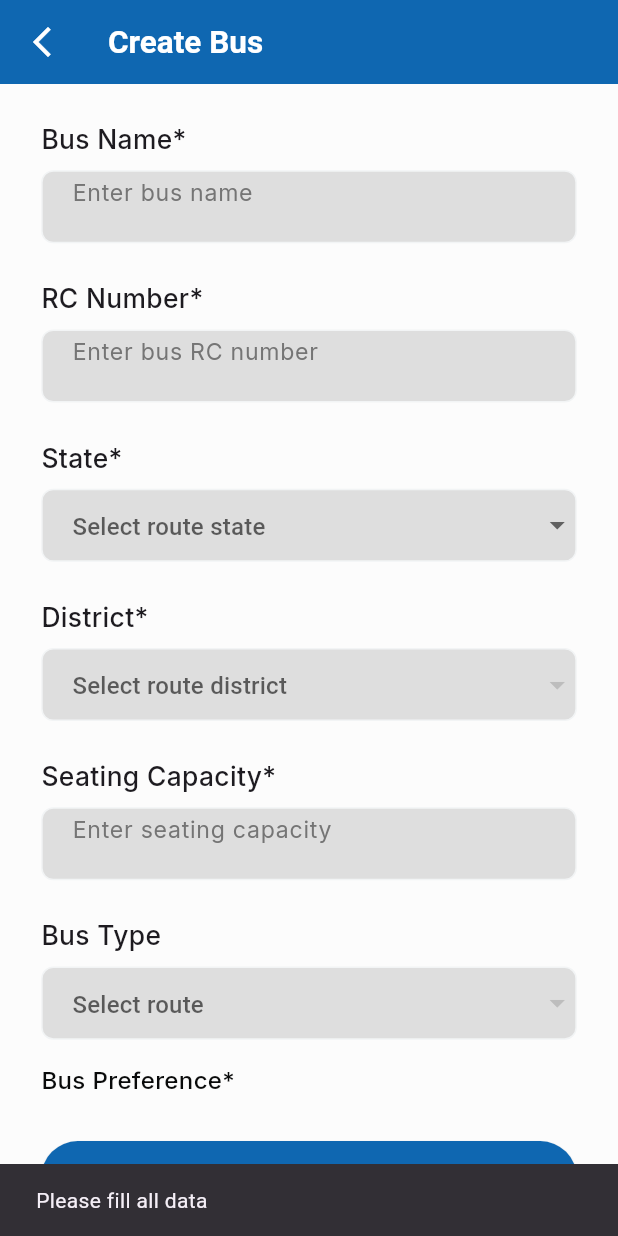
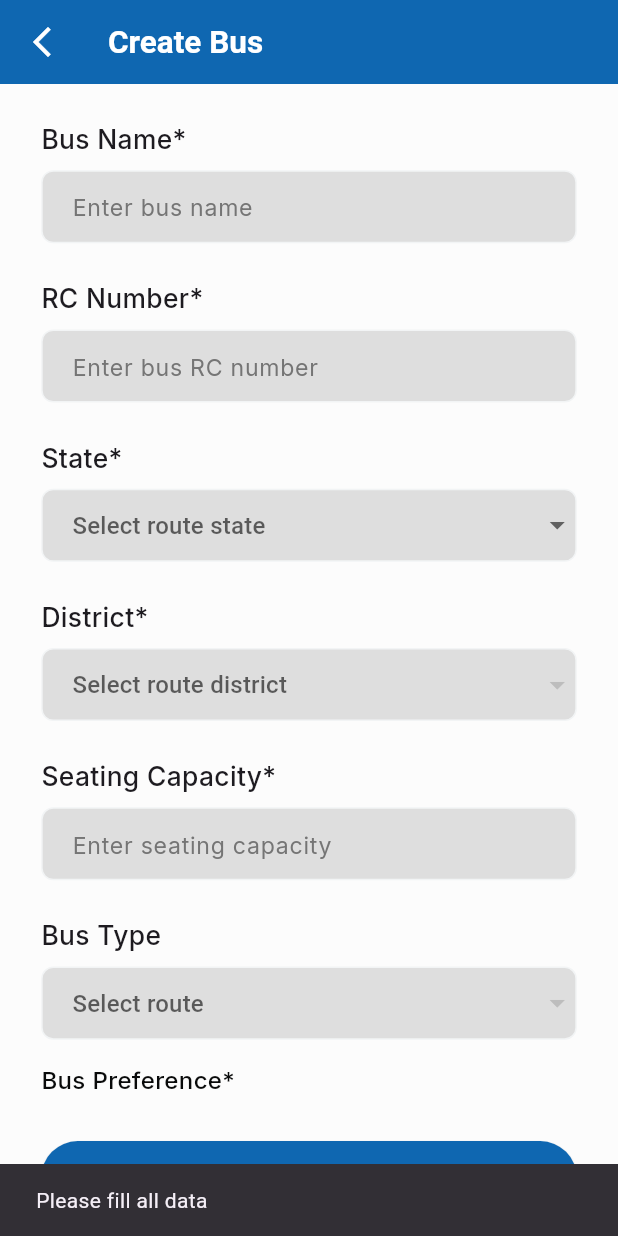
Before and after one commit to Sabari-nath-p/buspay_owner, a Flutter app: the CreateBusScreen screen opened directly, after a tap on "Create Bus", on a phone screen of 412 x 824 dp. Run offline on Flutter 3.47's test engine with Material 3 defaults, Android fonts, the phone set to English and light mode, and no system bars; our stand-ins replace dots_indicator, fl_chart, flutter_screenutil, get, google_fonts, shared_preferences; accounts and stored records are empty; network calls fail; Roboto replaces fonts that are missing (Poppins).

Commit message:
drop down fixed

```diff
--- a/lib/Screens/BusManagerScreen/CreateBusScreen.dart
+++ b/lib/Screens/BusManagerScreen/CreateBusScreen.dart
@@ -3,6 +3,7 @@ import 'package:buspay_owner/Screens/BusManagerScreen/CreateBusController.dart';
 import 'package:buspay_owner/main.dart';
 import 'package:flutter/material.dart';
 import 'package:flutter_screenutil/flutter_screenutil.dart';
+import 'package:get/get_state_manager/get_state_manager.dart';
 import 'package:google_fonts/google_fonts.dart';
 import 'package:http/http.dart' as http;
 import 'package:buspay_owner/Screens/BusManagerScreen/BusManagerScreen.dart';
@@ -16,17 +17,18 @@ class CreateBusScreen extends StatefulWidget {
 }
 
 class _CreateBusScreenState extends State<CreateBusScreen> {
-  String? selectedDistrict;
+  int? selectedDistrict;
   String? selectedState;
-  String? selectedBusType;
+  int? selectedBusType;
   final List<String> states = ['Kerala'];
-  final Set<String> selectedPreferences = {};
-  List<String> districts = [];
-  List<String> busTypes = [];
-  List<String> preferences = [];
+  List selectedPreferences = [];
+  List districts = [];
+  List busTypes = [];
+  List preferences = [];
   final TextEditingController busNameController = TextEditingController();
   final TextEditingController rcNumberController = TextEditingController();
-  final TextEditingController seatingCapacityController = TextEditingController();
+  final TextEditingController seatingCapacityController =
+      TextEditingController();
 
   @override
   void initState() {
@@ -37,10 +39,10 @@ class _CreateBusScreenState extends State<CreateBusScreen> {
   }
 
   Future<void> fetchDistricts() async {
-    final response = await http.get(Uri.parse(baseUrl +'/v1/districts'));
+    final response = await http.get(Uri.parse(baseUrl + '/v1/districts'));
     if (response.statusCode == 200) {
       setState(() {
-        districts = List<String>.from(json.decode(response.body)['data'].map((district) => district['name']));
+        districts = json.decode(response.body)['data'];
       });
     } else {
       throw Exception('Failed to load districts');
@@ -48,10 +50,11 @@ class _CreateBusScreenState extends State<CreateBusScreen> {
   }
 
   Future<void> fetchBusTypes() async {
-    final response = await http.get(Uri.parse('http://api.buspay.co/v1/bus-type'));
+    final response =
+        await http.get(Uri.parse('http://api.buspay.co/v1/bus-type'));
     if (response.statusCode == 200) {
       setState(() {
-        busTypes = List<String>.from(json.decode(response.body)['data'].map((busTypes) => busTypes['type']));
+        busTypes = json.decode(response.body)['data'];
       });
     } else {
       throw Exception('Failed to load bus types');
@@ -59,17 +62,18 @@ class _CreateBusScreenState extends State<CreateBusScreen> {
   }
 
   Future<void> fetchBusPreferences() async {
-    final response = await http.get(Uri.parse('http://api.buspay.co/v1/preference'));
+    final response =
+        await http.get(Uri.parse('http://api.buspay.co/v1/preference'));
     if (response.statusCode == 200) {
       setState(() {
-        preferences = List<String>.from(json.decode(response.body)['data'].map((pref) => pref['name']));
+        preferences = json.decode(response.body)['data'];
       });
     } else {
       throw Exception('Failed to load bus preferences');
     }
   }
 
-  void toggleBusPreference(String preference) {
+  void toggleBusPreference(preference) {
     setState(() {
       if (selectedPreferences.contains(preference)) {
         selectedPreferences.remove(preference);
@@ -86,49 +90,45 @@ class _CreateBusScreenState extends State<CreateBusScreen> {
         selectedState == null ||
         selectedDistrict == null ||
         selectedBusType == null) {
-
       ScaffoldMessenger.of(context).showSnackBar(
         const SnackBar(content: Text('Please fill all data')),
-
       );
       return;
-
     }
     SharedPreferences pref = await SharedPreferences.getInstance();
     String token = pref.getString("accessToken").toString();
     final busData = {
-      'bus_name': busNameController.text,
-      'rc_number': rcNumberController.text,
-      'seating_capacity': seatingCapacityController.text,
-      'state': selectedState,
-      'district': selectedDistrict,
-      'bus_type': selectedBusType,
-      'preferences': selectedPreferences.toList(),
+      'name': busNameController.text,
+      'bus_no': rcNumberController.text,
+      'no_of_seats': int.parse(seatingCapacityController.text),
+      // 'state': selectedState,
+      'district_id': selectedDistrict,
+      'bus_type_id': selectedBusType,
+      'prefernce_ids': selectedPreferences.map((value) => value["id"]).toList(),
     };
 
     final response = await http.post(
-      Uri.parse(baseUrl+'/v1/bus'),
+      Uri.parse(baseUrl + '/v1/bus'),
       headers: <String, String>{
         'Content-Type': 'application/json',
+        'Accept': "application/json",
         'Authorization': 'Bearer $token'
       },
       body: json.encode(busData),
     );
     print(busData);
-    if (response.statusCode == 200) {
-
-      Navigator.push(
+    if (response.statusCode == 201) {
+      Navigator.pop(
         context,
-        MaterialPageRoute(builder: (context) => const BusManagerScreen()),
       );
     } else {
       print(response.body);
       ScaffoldMessenger.of(context).showSnackBar(
-        const SnackBar(content: Text('Failed to create bus. Please try again.')),
+        const SnackBar(
+            content: Text('Failed to create bus. Please try again.')),
       );
     }
   }
-
 
   Widget buildTextField({
     required String labelText,
@@ -141,12 +141,14 @@ class _CreateBusScreenState extends State<CreateBusScreen> {
         SizedBox(height: 8.h),
         Text(
           labelText,
-          style: GoogleFonts.inter(fontSize: 16.sp, fontWeight: FontWeight.w500),
+          style:
+              GoogleFonts.inter(fontSize: 16.sp, fontWeight: FontWeight.w500),
         ),
         SizedBox(height: 8.h),
         Container(
           height: 48.h,
           width: 327.w,
+          alignment: Alignment.center,
           decoration: BoxDecoration(
             color: const Color.fromARGB(255, 222, 222, 222),
             borderRadius: BorderRadius.circular(8),
@@ -154,8 +156,11 @@ class _CreateBusScreenState extends State<CreateBusScreen> {
           ),
           child: TextField(
             controller: controller,
+            textAlignVertical: TextAlignVertical.center,
+            textAlign: TextAlign.start,
             decoration: InputDecoration(
               isDense: true,
+              isCollapsed: true,
               border: InputBorder.none,
               contentPadding: EdgeInsets.symmetric(horizontal: 18.w),
               hintText: hintText,
@@ -176,33 +181,38 @@ class _CreateBusScreenState extends State<CreateBusScreen> {
     );
   }
 
-  Widget buildDropdown({
-    required String labelText,
+  Widget buildDropdown(
+      {required String labelText,
       required String hintText,
-    String? value,
-    required List<String> items,
-    required Function(String?) onChanged,
-  }) {
+      var value,
+      required List items,
+      required Function(dynamic) onChanged,
+      String fieldName = "",
+      String keyId = ""}) {
     return Column(
       crossAxisAlignment: CrossAxisAlignment.start,
       children: [
         SizedBox(height: 8.h),
         Text(
           labelText,
-          style: GoogleFonts.inter(fontSize: 16.sp, fontWeight: FontWeight.w500),
+          style:
+              GoogleFonts.inter(fontSize: 16.sp, fontWeight: FontWeight.w500),
         ),
         SizedBox(height: 8.h),
         Container(
           height: 48.h,
           width: 327.w,
+          alignment: Alignment.center,
           decoration: BoxDecoration(
             color: const Color.fromARGB(255, 222, 222, 222),
             borderRadius: BorderRadius.circular(8),
             border: Border.all(color: const Color.fromRGBO(242, 244, 245, 1)),
           ),
-          child: DropdownButtonFormField<String>(
+          child: DropdownButtonFormField<dynamic>(
             value: value,
             decoration: InputDecoration(
+              isCollapsed: true,
+              isDense: true,
               contentPadding: EdgeInsets.symmetric(horizontal: 18.w),
               border: InputBorder.none,
               hintText: hintText,
@@ -211,13 +221,13 @@ class _CreateBusScreenState extends State<CreateBusScreen> {
                 fontSize: 14.sp,
               ),
             ),
-            items: items.map((String item) {
-              return DropdownMenuItem<String>(
-                value: item,
+            items: items.map((item) {
+              return DropdownMenuItem(
+                value: (keyId == "") ? item : item[keyId],
                 child: Padding(
                   padding: EdgeInsets.symmetric(horizontal: 18.w),
                   child: Text(
-                    item,
+                    (fieldName == "") ? item : item[fieldName],
                     style: GoogleFonts.inter(
                       fontSize: 16.sp,
                       fontWeight: FontWeight.w400,
@@ -250,7 +260,8 @@ class _CreateBusScreenState extends State<CreateBusScreen> {
           ),
         ),
         leading: IconButton(
-          icon: const Icon(Icons.arrow_back_ios_new_outlined, color: Colors.white),
+          icon: const Icon(Icons.arrow_back_ios_new_outlined,
+              color: Colors.white),
           onPressed: () {
             Navigator.pop(context);
           },
@@ -288,6 +299,8 @@ class _CreateBusScreenState extends State<CreateBusScreen> {
                 hintText: 'Select route district',
                 value: selectedDistrict,
                 items: districts,
+                fieldName: 'name',
+                keyId: 'id',
                 onChanged: (newValue) {
                   setState(() {
                     selectedDistrict = newValue;
@@ -304,6 +317,8 @@ class _CreateBusScreenState extends State<CreateBusScreen> {
                 hintText: 'Select route',
                 value: selectedBusType,
                 items: busTypes,
+                fieldName: 'type',
+                keyId: 'id',
                 onChanged: (newValue) {
                   setState(() {
                     selectedBusType = newValue;
@@ -341,7 +356,7 @@ class _CreateBusScreenState extends State<CreateBusScreen> {
                         ),
                         child: Center(
                           child: Text(
-                            pref,
+                            pref["name"],
                             style: TextStyle(
                               color: isSelected ? Colors.white : Colors.black,
                               fontFamily: "Inter",
```
Also changed, not shown: lib/Screens/AuthenticationScreen/controller.dart (+11 -7 lines), pubspec.lock, 2138 other files. Lines whose indentation alone changed are shown as unchanged.
